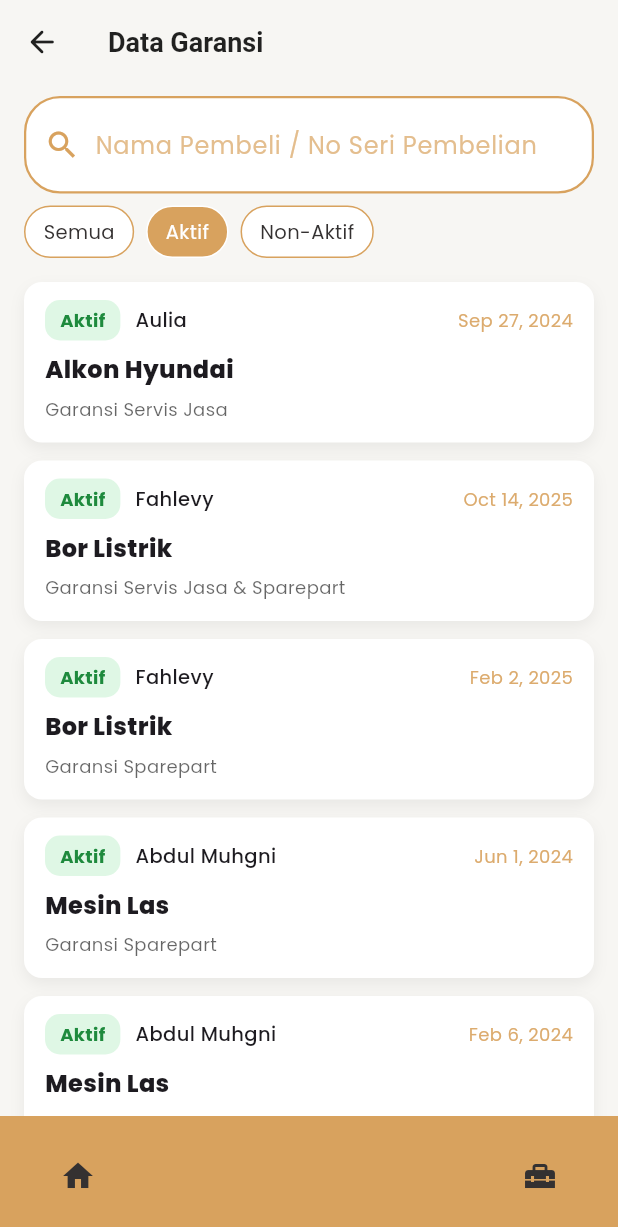
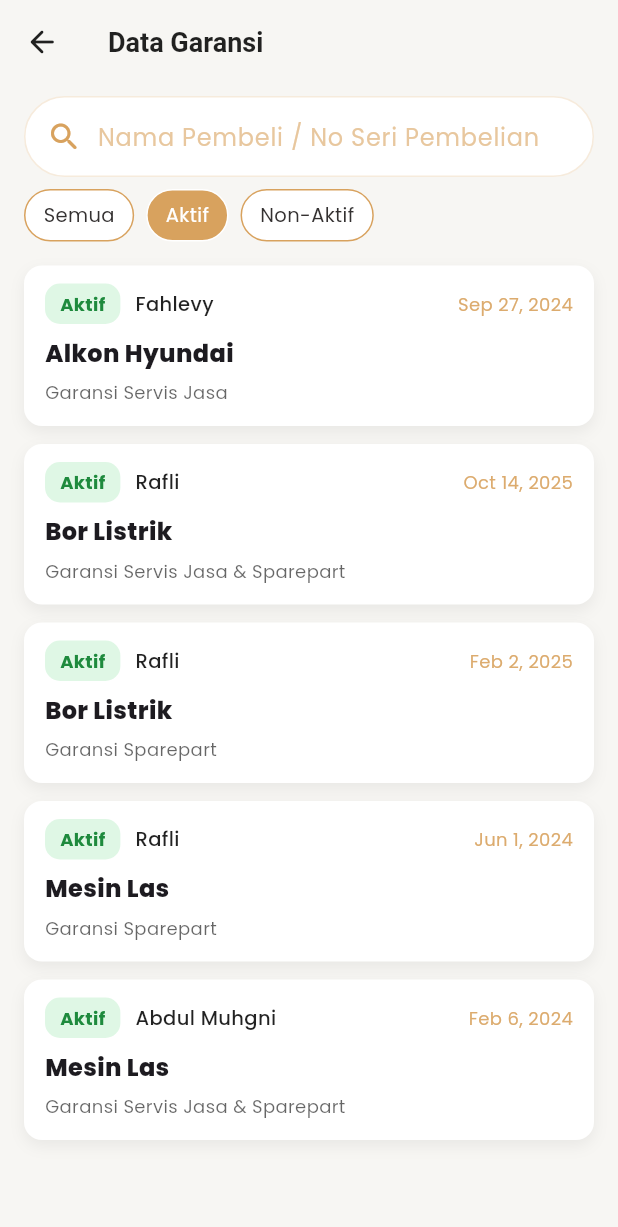
Before and after one commit to wahabsyahranie/ptkita, a Flutter app: the DataGaransiPage screen opened directly, after a tap on "Aktif", on a phone screen of 412 x 824 dp. Shown: the top 1227 px of the screen. Run offline on Flutter 3.47's test engine with Material 3 defaults, Android fonts, the phone set to English and light mode, and no system bars; project files that could hold a hidden picture were left out.

Commit message:
update searchbar

```diff
--- a/lib/pages/warranty_history_page.dart
+++ b/lib/pages/warranty_history_page.dart
@@ -1,9 +1,12 @@
 import 'dart:math';
 import 'package:flutter/material.dart';
 import 'package:flutter_kita/styles/colors.dart';
-import 'package:flutter_kita/widget/navigation_bottom_widget.dart';
-import 'package:flutter_kita/widget/search_bar_widget.dart';
 
+/// Data Garansi page
+/// - Search bar
+/// - Filter (All / Aktif / Non-Aktif)
+/// - Kartu garansi versi baru (badge sejajar nama, tanggal kanan)
+/// - Pull-to-refresh & random data (sementara)
 class DataGaransiPage extends StatefulWidget {
   const DataGaransiPage({super.key});
 
@@ -14,7 +17,7 @@ class DataGaransiPage extends StatefulWidget {
 class _DataGaransiPageState extends State<DataGaransiPage> {
   final TextEditingController _search = TextEditingController();
   List<Map<String, dynamic>> _items = [];
-  String _statusFilter = 'all'; // all | active | non
+  String _statusFilter = 'all'; // 'all' | 'active' | 'non'
 
   @override
   void initState() {
@@ -39,25 +42,21 @@ class _DataGaransiPageState extends State<DataGaransiPage> {
   Widget build(BuildContext context) {
     const pageBg = Color(0xFFF7F6F3);
     final query = _search.text.trim().toLowerCase();
-
     final filtered = _items.where((e) {
       if (query.isNotEmpty) {
         final qmatch =
-            e['buyer'].toString().toLowerCase().contains(query) ||
-            e['product'].toString().toLowerCase().contains(query) ||
-            e['serial'].toString().toLowerCase().contains(query);
+            (e['buyer'] as String).toLowerCase().contains(query) ||
+            (e['product'] as String).toLowerCase().contains(query) ||
+            (e['serial'] as String).toLowerCase().contains(query);
         if (!qmatch) return false;
       }
-
-      if (_statusFilter == 'active') return e['active'] == true;
-      if (_statusFilter == 'non') return e['active'] == false;
-
+      if (_statusFilter == 'active') return (e['active'] as bool) == true;
+      if (_statusFilter == 'non') return (e['active'] as bool) == false;
       return true; // all
     }).toList();
 
     return Scaffold(
       backgroundColor: pageBg,
-
       appBar: AppBar(
         title: const Text('Data Garansi'),
         backgroundColor: pageBg,
@@ -74,21 +73,19 @@ class _DataGaransiPageState extends State<DataGaransiPage> {
           onPressed: () => Navigator.maybePop(context),
         ),
       ),
-
       body: SafeArea(
         child: Column(
           children: [
-            // 🔍 Search Bar — sudah memakai widget global
+            // Search bar
             Padding(
               padding: const EdgeInsets.fromLTRB(16, 8, 16, 8),
-              child: SearchBarWidget(
+              child: _SearchBar(
                 controller: _search,
-                hintText: 'Nama Pembeli / No Seri Pembelian',
                 onChanged: () => setState(() {}),
               ),
             ),
 
-            // 🔘 Filter Chips
+            // Filter chips (All / Aktif / Non-Aktif)
             Padding(
               padding: const EdgeInsets.fromLTRB(16, 0, 16, 8),
               child: Row(
@@ -114,7 +111,7 @@ class _DataGaransiPageState extends State<DataGaransiPage> {
               ),
             ),
 
-            // 📄 List Data
+            // list
             Expanded(
               child: RefreshIndicator(
                 onRefresh: _onRefresh,
@@ -143,23 +140,67 @@ class _DataGaransiPageState extends State<DataGaransiPage> {
           ],
         ),
       ),
-
-      // 🟫 Bottom Navigation — sudah pakai widget global
-      bottomNavigationBar: const NavigationBottomWidget(),
     );
   }
 }
 
-/* =========================
-   Filter Chip
-   ========================= */
+/// Search bar widget (keadaan stateless; parent memaksa rebuild)
+class _SearchBar extends StatelessWidget {
+  const _SearchBar({required this.controller, required this.onChanged});
+  final TextEditingController controller;
+  final VoidCallback onChanged;
+
+  @override
+  Widget build(BuildContext context) {
+    return Container(
+      padding: const EdgeInsets.symmetric(horizontal: 14, vertical: 10),
+      decoration: BoxDecoration(
+        color: MyColors.white,
+        borderRadius: BorderRadius.circular(28),
+        border: Border.all(color: MyColors.secondary.withOpacity(0.22)),
+      ),
+      child: Row(
+        children: [
+          Icon(Icons.search_rounded, color: MyColors.secondary),
+          const SizedBox(width: 10),
+          Expanded(
+            child: TextField(
+              controller: controller,
+              onChanged: (_) => onChanged(),
+              decoration: InputDecoration(
+                hintText: 'Nama Pembeli / No Seri Pembelian',
+                hintStyle: TextStyle(
+                  color: MyColors.secondary.withOpacity(0.6),
+                ),
+                border: InputBorder.none,
+                isDense: true,
+              ),
+            ),
+          ),
+          if (controller.text.isNotEmpty)
+            GestureDetector(
+              onTap: () {
+                controller.clear();
+                onChanged();
+              },
+              child: Icon(
+                Icons.close_rounded,
+                color: MyColors.secondary.withOpacity(0.7),
+              ),
+            ),
+        ],
+      ),
+    );
+  }
+}
+
+/// small toggle-like chip button
 class _FilterChipButton extends StatelessWidget {
   const _FilterChipButton({
     required this.label,
     required this.active,
     required this.onTap,
   });
-
   final String label;
   final bool active;
   final VoidCallback onTap;
@@ -191,7 +232,9 @@ class _FilterChipButton extends StatelessWidget {
 }
 
 /* =========================
-   Card Garansi
+   Card widget (badge aligned with buyer name)
+   - top row: badge | buyer (left) --- date (right)
+   - below: product (bold) and subtitle
    ========================= */
 class _DataGaransiCard extends StatelessWidget {
   const _DataGaransiCard({required this.data});
@@ -199,16 +242,18 @@ class _DataGaransiCard extends StatelessWidget {
 
   @override
   Widget build(BuildContext context) {
-    final active = data['active'] as bool;
+    final bool active = data['active'] as bool;
+    final dateText = data['dateText'] as String;
     final buyer = data['buyer'] as String;
     final product = data['product'] as String;
-    final dateText = data['dateText'] as String;
 
     return Material(
       color: Colors.transparent,
       child: InkWell(
         borderRadius: BorderRadius.circular(12),
-        onTap: () {},
+        onTap: () {
+          // TODO: Navigator.push to detail page (pass data)
+        },
         child: Container(
           decoration: BoxDecoration(
             color: MyColors.white,
@@ -226,7 +271,7 @@ class _DataGaransiCard extends StatelessWidget {
             child: Column(
               crossAxisAlignment: CrossAxisAlignment.start,
               children: [
-                // 🔘 Badge + Buyer + Tanggal
+                // top row: badge + buyer + date
                 Row(
                   crossAxisAlignment: CrossAxisAlignment.center,
                   children: [
@@ -238,6 +283,7 @@ class _DataGaransiCard extends StatelessWidget {
                         style: const TextStyle(
                           fontSize: 13,
                           fontWeight: FontWeight.w500,
+                          color: Colors.black87,
                         ),
                       ),
                     ),
@@ -254,6 +300,7 @@ class _DataGaransiCard extends StatelessWidget {
 
                 const SizedBox(height: 8),
 
+                // product title
                 Text(
                   product,
                   style: const TextStyle(
@@ -264,8 +311,9 @@ class _DataGaransiCard extends StatelessWidget {
 
                 const SizedBox(height: 6),
 
+                // subtitle
                 Text(
-                  data['subtitle'],
+                  data['subtitle'] as String,
                   style: TextStyle(
                     fontSize: 12,
                     color: Colors.black.withOpacity(0.6),
@@ -280,9 +328,7 @@ class _DataGaransiCard extends StatelessWidget {
   }
 }
 
-/* =========================
-   Badge status
-   ========================= */
+/// mini badge (same as before)
 class _MiniBadge extends StatelessWidget {
   const _MiniBadge({required this.active});
   final bool active;
@@ -308,12 +354,18 @@ class _MiniBadge extends StatelessWidget {
 }
 
 /* =========================
-   Dummy generator
+   Dummy generator (only allowed subtitle values)
    ========================= */
 List<Map<String, dynamic>> _generateRandomData(int count) {
   final rnd = Random();
-
-  final buyers = ['Abdul Muhgni', 'Fahlevy', 'Rafli', 'Aulia', 'Nadia'];
+  final buyers = [
+    'Abdul Muhgni',
+    'Fahlevy',
+    'Rafli',
+    'Aulia',
+    'Nadia',
+    'Bintang',
+  ];
   final products = [
     'Alkon Hyundai',
     'Bor Listrik',
@@ -347,7 +399,6 @@ List<Map<String, dynamic>> _generateRandomData(int count) {
   return List.generate(count, (_) {
     final d = DateTime.now().subtract(Duration(days: rnd.nextInt(1000)));
     final active = rnd.nextBool();
-
     return {
       'buyer': buyers[rnd.nextInt(buyers.length)],
       'product': products[rnd.nextInt(products.length)],
--- a/lib/widget/navigation_bottom_widget.dart
+++ b/lib/widget/navigation_bottom_widget.dart
@@ -1,13 +1,15 @@
-import 'dart:nativewrappers/_internal/vm/lib/ffi_allocation_patch.dart';
-
 import 'package:flutter/material.dart';
 import 'package:flutter_kita/styles/colors.dart';
 
 class NavigationBottomWidget extends StatelessWidget {
   final int activeIndex;
-  final ValueChanged<int>? onTap;
+  final ValueChanged<int> onTap;
 
-  const NavigationBottomWidget({super.key, this.activeIndex = 0, this.onTap});
+  const NavigationBottomWidget({
+    super.key,
+    required this.activeIndex,
+    required this.onTap,
+  });
 
   @override
   Widget build(BuildContext context) {
@@ -23,7 +25,7 @@ class NavigationBottomWidget extends StatelessWidget {
           children: [
             // Left icon (index 0)
             IconButton(
-              onPressed: () => onTap?.call(0),
+              onPressed: () => onTap(0),
               icon: Icon(Icons.home, color: MyColors.background),
             ),
 
@@ -32,7 +34,7 @@ class NavigationBottomWidget extends StatelessWidget {
               children: [
                 // Right-of-center icon (index 2)
                 IconButton(
-                  onPressed: () => onTap?.call(2),
+                  onPressed: () => onTap(2),
                   icon: Icon(
                     Icons.home_repair_service,
                     color: MyColors.background,
--- a/lib/widget/search_bar_widget.dart
+++ b/lib/widget/search_bar_widget.dart
@@ -2,36 +2,22 @@ import 'package:flutter/material.dart';
 import 'package:flutter_kita/styles/colors.dart';
 
 class SearchBarWidget extends StatelessWidget {
-  const SearchBarWidget({
-    super.key,
-    required this.controller,
-    required this.onChanged,
-    this.hintText = 'Cari sesuatu...',
-  });
-
-  final TextEditingController controller;
-  final VoidCallback onChanged;
-  final String hintText;
+  const SearchBarWidget({super.key});
 
   @override
   Widget build(BuildContext context) {
     return Container(
-      padding: const EdgeInsets.symmetric(horizontal: 12, vertical: 7),
+      padding: EdgeInsets.symmetric(horizontal: 12, vertical: 7),
       decoration: BoxDecoration(
         borderRadius: BorderRadius.circular(24),
         border: Border.all(color: MyColors.secondary, width: 1.5),
-        color: Colors.white,
       ),
       child: Row(
         children: [
           Icon(Icons.search, color: MyColors.secondary),
           const SizedBox(width: 10),
-
-          // TEXTFIELD
           Expanded(
             child: TextField(
-              controller: controller,
-              onChanged: (_) => onChanged(),
               style: TextStyle(
                 color: MyColors.secondary,
                 fontWeight: FontWeight.w400,
@@ -39,7 +25,7 @@ class SearchBarWidget extends StatelessWidget {
               ),
               cursorColor: MyColors.secondary,
               decoration: InputDecoration(
-                hintText: hintText,
+                hintText: 'Cari sesuatu...',
                 hintStyle: TextStyle(
                   color: MyColors.secondary.withOpacity(0.7),
                   fontSize: 16,
@@ -48,19 +34,6 @@ class SearchBarWidget extends StatelessWidget {
               ),
             ),
           ),
-
-          // CLEAR BUTTON
-          if (controller.text.isNotEmpty)
-            GestureDetector(
-              onTap: () {
-                controller.clear();
-                onChanged();
-              },
-              child: Icon(
-                Icons.close_rounded,
-                color: MyColors.secondary.withOpacity(0.7),
-              ),
-            ),
         ],
       ),
     );
```
